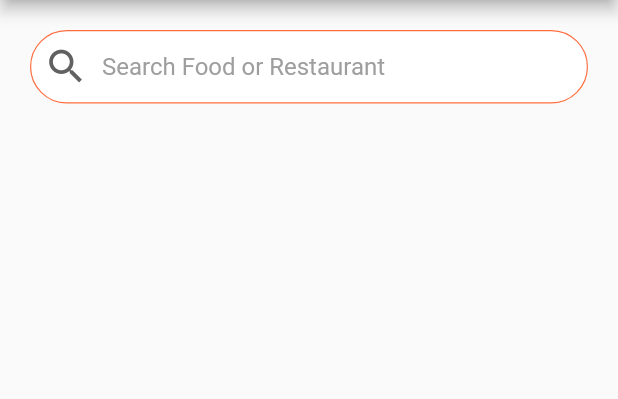
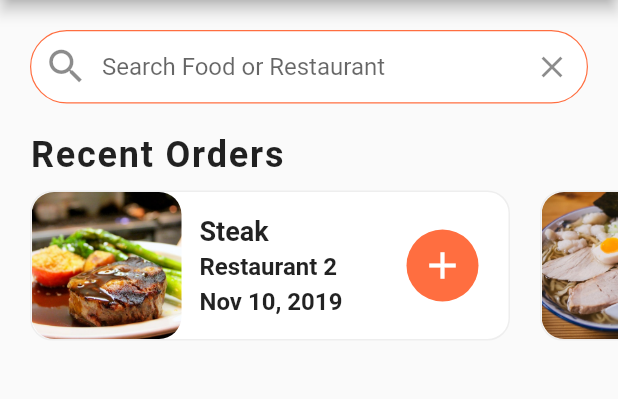
Before and after one commit to khadetou/food-delivery, a Flutter app: the screen it shows after launch, on a phone screen of 412 x 824 dp, the part 84-483 px from its top. Run offline on Flutter 3.47's test engine with Material 2 defaults, Android fonts, the phone set to English and light mode, and no system bars.

Commit message:
recent order

```diff
--- a/lib/data/data.dart
+++ b/lib/data/data.dart
@@ -5,28 +5,26 @@ import '../models/user.dart';
 
 //Food
 
-final _burrito = Food(
-    imageUrl: '../../asset/images/burrito.jpg', name: 'Burrito', price: 8.99);
-final _burger = Food(
-    imageUrl: '../../asset/images/burger.jpg', name: 'Burger', price: 14.99);
-final _pancakes = Food(
-    imageUrl: '../../asset/images/pancakes.jpg', name: 'Pancakes', price: 9.99);
+final _burrito =
+    Food(imageUrl: 'asset/images/burrito.jpg', name: 'Burrito', price: 8.99);
+final _burger =
+    Food(imageUrl: 'asset/images/burger.jpg', name: 'Burger', price: 14.99);
+final _pancakes =
+    Food(imageUrl: 'asset/images/pancakes.jpg', name: 'Pancakes', price: 9.99);
 final _pasta =
-    Food(imageUrl: '../../asset/images/pasta.jpg', name: 'Pasta', price: 13.99);
+    Food(imageUrl: 'asset/images/pasta.jpg', name: 'Pasta', price: 13.99);
 final _pizza =
-    Food(imageUrl: '../../asset/images/pizza.jpg', name: 'Pizza', price: 11.99);
+    Food(imageUrl: 'asset/images/pizza.jpg', name: 'Pizza', price: 11.99);
 final _ramen =
-    Food(imageUrl: '../../asset/images/ramen.jpg', name: 'Ramen', price: 14.99);
+    Food(imageUrl: 'asset/images/ramen.jpg', name: 'Ramen', price: 14.99);
 final _salmon = Food(
-    imageUrl: '../../asset/images/salmon.jpg',
-    name: 'Salmon Salad',
-    price: 12.99);
+    imageUrl: 'asset/images/salmon.jpg', name: 'Salmon Salad', price: 12.99);
 final _steak =
-    Food(imageUrl: '../../asset/images/steak.jpg', name: 'Steak', price: 17.99);
+    Food(imageUrl: 'asset/images/steak.jpg', name: 'Steak', price: 17.99);
 
 //Restaurants
 final _restaurant0 = Restaurant(
-    imageUrl: '../../asset/images/restaurant0.jpg',
+    imageUrl: 'asset/images/restaurant0.jpg',
     name: 'Restaurant 0',
     address: '200 Main St, New York, NY',
     menu: [
@@ -37,13 +35,13 @@ final _restaurant0 = Restaurant(
     ],
     rating: 3);
 final _restaurant1 = Restaurant(
-    imageUrl: '../../asset/images/restaurant1.jpg',
+    imageUrl: 'asset/images/restaurant1.jpg',
     name: 'Restaurant 1',
     address: '200 Main St, New York, NY',
     menu: [_pancakes, _ramen, _steak],
     rating: 2);
 final _restaurant2 = Restaurant(
-    imageUrl: '../../asset/images/restaurant2.jpg',
+    imageUrl: 'asset/images/restaurant2.jpg',
     name: 'Restaurant 2',
     address: '200 Main St, New York, NY',
     menu: [
@@ -55,13 +53,13 @@ final _restaurant2 = Restaurant(
     ],
     rating: 2);
 final _restaurant3 = Restaurant(
-    imageUrl: '../../asset/images/restaurant3.jpg',
+    imageUrl: 'asset/images/restaurant3.jpg',
     name: 'Restaurant 3',
     address: '200 Main St, New York, NY',
     menu: [_pancakes, _ramen, _burrito, _burger, _pasta, _salmon, _steak],
     rating: 4);
 final _restaurant4 = Restaurant(
-    imageUrl: '../../asset/images/restaurant4.jpg',
+    imageUrl: 'asset/images/restaurant4.jpg',
     name: 'Restaurant 4',
     address: '200 Main St, New York, NY',
     menu: [
--- a/lib/main.dart
+++ b/lib/main.dart
@@ -15,7 +15,6 @@ class MyApp extends StatelessWidget {
         scaffoldBackgroundColor: Colors.grey[50],
         primaryColor: Colors.deepOrangeAccent,
         primaryColorLight: Colors.red,
-        brightness: Brightness.dark,
       ),
       home: HomeScreen(),
     );
--- a/lib/screen/homScreen.dart
+++ b/lib/screen/homScreen.dart
@@ -1,5 +1,6 @@
 import 'package:flutter/material.dart';
 import '../data/data.dart';
+import '../widgets/recent_orders.dart';
 
 class HomeScreen extends StatefulWidget {
   HomeScreen({Key? key}) : super(key: key);
@@ -56,20 +57,18 @@ class _HomeScreenState extends State<HomeScreen> {
                       width: 0.8, color: Theme.of(context).primaryColor),
                 ),
                 hintText: 'Search Food or Restaurant',
-                  hintStyle: TextStyle(
-                    color: Colors.grey,
-                  ),
                 prefixIcon: Icon(
                   Icons.search,
                   size: 30.0,
-                    color: Colors.grey[700],
                 ),
                 suffixIcon: IconButton(
                   icon: Icon(Icons.clear),
                   onPressed: () => {},
-                  )),
                 ),
               ),
+            ),
+          ),
+          RecentOrders(),
         ],
       ),
     );
--- a/lib/widgets/recent_orders.dart
+++ b/lib/widgets/recent_orders.dart
@@ -0,0 +1,129 @@
+import 'package:flutter/material.dart';
+import '../data/data.dart';
+import '../models/order.dart';
+
+class RecentOrders extends StatelessWidget {
+  const RecentOrders({Key? key}) : super(key: key);
+
+  _buildRecentOrder(BuildContext context, Order order) {
+    return Container(
+      margin: EdgeInsets.all(10.0),
+      width: 320.0,
+      decoration: BoxDecoration(
+        color: Colors.white,
+        borderRadius: BorderRadius.circular(15.0),
+        border: Border.all(
+          width: 1.0,
+          color: Colors.grey[200]!,
+        ),
+      ),
+      child: Row(
+        mainAxisAlignment: MainAxisAlignment.spaceBetween,
+        children: [
+          Expanded(
+            child: Row(
+              children: [
+                ClipRRect(
+                  borderRadius: BorderRadius.circular(15.0),
+                  child: Image(
+                    height: 100.0,
+                    width: 100.0,
+                    image: AssetImage(order.food.imageUrl),
+                    fit: BoxFit.cover,
+                  ),
+                ),
+                Expanded(
+                  child: Container(
+                    margin: EdgeInsets.all(12.0),
+                    child: Column(
+                      crossAxisAlignment: CrossAxisAlignment.start,
+                      mainAxisAlignment: MainAxisAlignment.center,
+                      children: [
+                        Text(
+                          order.food.name,
+                          style: TextStyle(
+                            fontSize: 18.0,
+                            fontWeight: FontWeight.bold,
+                          ),
+                          overflow: TextOverflow.ellipsis,
+                        ),
+                        SizedBox(
+                          height: 4.0,
+                        ),
+                        Text(
+                          order.restaurant.name,
+                          style: TextStyle(
+                            fontSize: 16.0,
+                            fontWeight: FontWeight.w600,
+                          ),
+                          overflow: TextOverflow.ellipsis,
+                        ),
+                        SizedBox(
+                          height: 4.0,
+                        ),
+                        Text(
+                          order.date,
+                          style: TextStyle(
+                            fontSize: 16.0,
+                            fontWeight: FontWeight.w600,
+                          ),
+                          overflow: TextOverflow.ellipsis,
+                        ),
+                      ],
+                    ),
+                  ),
+                ),
+              ],
+            ),
+          ),
+          Container(
+              margin: EdgeInsets.only(right: 20.0),
+              width: 48.0,
+              decoration: BoxDecoration(
+                color: Theme.of(context).primaryColor,
+                borderRadius: BorderRadius.circular(30.0),
+              ),
+              child: IconButton(
+                icon: Icon(Icons.add),
+                iconSize: 30.0,
+                color: Colors.white,
+                onPressed: () => {},
+              ))
+        ],
+      ),
+    );
+  }
+
+  @override
+  Widget build(BuildContext context) {
+    return Column(
+      crossAxisAlignment: CrossAxisAlignment.start,
+      children: <Widget>[
+        Padding(
+          padding: EdgeInsets.symmetric(horizontal: 20.0),
+          child: Text(
+            'Recent Orders',
+            style: TextStyle(
+              fontSize: 24.0,
+              fontWeight: FontWeight.w600,
+              letterSpacing: 1.2,
+            ),
+          ),
+        ),
+        Container(
+          height: 120.0,
+          child: ListView.builder(
+            physics: BouncingScrollPhysics(),
+            padding: EdgeInsets.only(left: 10.0),
+            scrollDirection: Axis.horizontal,
+            itemCount: currentUser.order.length,
+            itemBuilder: (BuildContext context, int index) {
+              Order order = currentUser.order[index];
+              return _buildRecentOrder(context, order);
+            },
+          ),
+        ),
+      ],
+    );
+  }
+}
```
Lines whose indentation alone changed are shown as unchanged.
